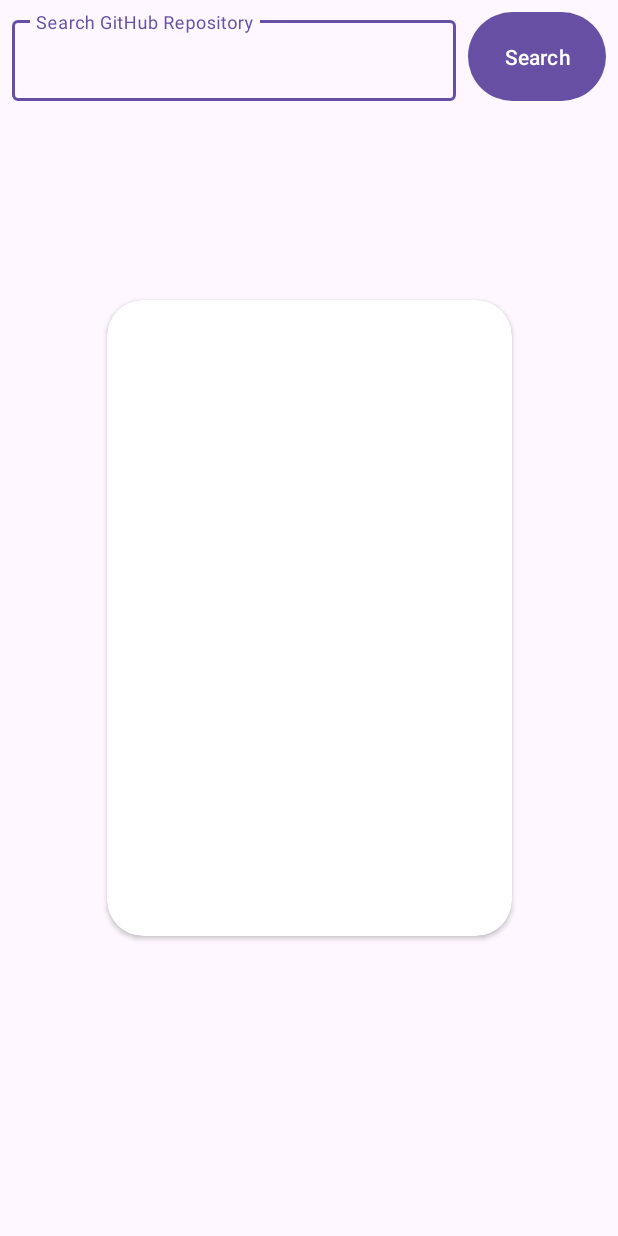
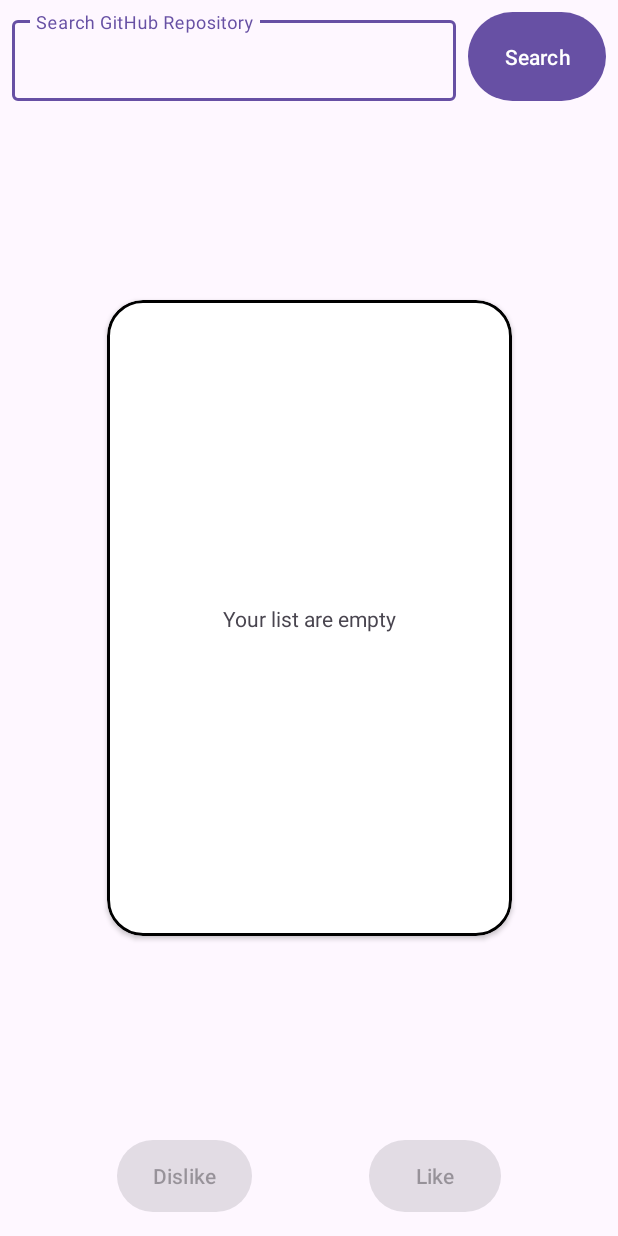
Before and after one commit to adtarassov/Ginder, an Android app: the screen it shows after launch (MainActivity), on a phone screen of 412 x 824 dp. Run offline under Robolectric (Android 15) with nearby library versions, the phone set to English and light mode, and no system bars; our stand-ins replace Dagger/Hilt's generated code.

Commit message:
add pagination

```diff
--- a/app/src/main/AndroidManifest.xml
+++ b/app/src/main/AndroidManifest.xml
@@ -18,7 +18,7 @@
     <activity
         android:name=".presentation.MainActivity"
         android:exported="true"
-        android:screenOrientation="fullSensor">
+        android:screenOrientation="portrait">
       <intent-filter>
         <action android:name="android.intent.action.MAIN" />
 
--- a/app/src/main/java/com/adtarassov/ginder/domain/Repository.kt
+++ b/app/src/main/java/com/adtarassov/ginder/domain/Repository.kt
@@ -2,9 +2,10 @@ package com.adtarassov.ginder.domain
 
 import com.adtarassov.ginder.data.RepositoryResponseModel
 import com.adtarassov.ginder.data.ResponseState
+import com.adtarassov.ginder.data.SearchResponseModel
 
 interface Repository {
 
-  suspend fun searchRepositories(query: String, page: Int): ResponseState<List<RepositoryResponseModel>>
+  suspend fun searchRepositories(query: String, page: Int): ResponseState<SearchResponseModel>
 
 }
--- a/app/src/main/java/com/adtarassov/ginder/domain/SearchRepositoryUseCase.kt
+++ b/app/src/main/java/com/adtarassov/ginder/domain/SearchRepositoryUseCase.kt
@@ -2,13 +2,14 @@ package com.adtarassov.ginder.domain
 
 import com.adtarassov.ginder.data.RepositoryResponseModel
 import com.adtarassov.ginder.data.ResponseState
+import com.adtarassov.ginder.data.SearchResponseModel
 import javax.inject.Inject
 
 class SearchRepositoryUseCase @Inject constructor(
   private val repository: Repository,
 ) {
 
-  suspend fun execute(query: String, page: Int): ResponseState<List<RepositoryResponseModel>> {
+  suspend fun execute(query: String, page: Int): ResponseState<SearchResponseModel> {
     return repository.searchRepositories(query, page)
   }
 }
--- a/app/src/main/java/com/adtarassov/ginder/presentation/CardUiModel.kt
+++ b/app/src/main/java/com/adtarassov/ginder/presentation/CardUiModel.kt
@@ -1,5 +1,11 @@
 package com.adtarassov.ginder.presentation
 
-data class CardUiModel(
-  val text: String
-)
+sealed interface CardUiModelState {
+  data class Empty(val text: String) : CardUiModelState
+
+  data class Success(val id: String) : CardUiModelState
+
+  object Loading : CardUiModelState
+
+  data class Error(val text: String) : CardUiModelState
+}
--- a/app/src/main/java/com/adtarassov/ginder/presentation/CardView.kt
+++ b/app/src/main/java/com/adtarassov/ginder/presentation/CardView.kt
@@ -3,7 +3,12 @@ package com.adtarassov.ginder.presentation
 import android.content.Context
 import android.util.AttributeSet
 import android.view.LayoutInflater
+import androidx.core.view.isVisible
 import com.adtarassov.ginder.databinding.RepositoryCardViewBinding
+import com.adtarassov.ginder.presentation.CardUiModelState.Empty
+import com.adtarassov.ginder.presentation.CardUiModelState.Error
+import com.adtarassov.ginder.presentation.CardUiModelState.Loading
+import com.adtarassov.ginder.presentation.CardUiModelState.Success
 import com.google.android.material.card.MaterialCardView
 
 class CardView @JvmOverloads constructor(
@@ -14,8 +19,32 @@ class CardView @JvmOverloads constructor(
 
   private val binding = RepositoryCardViewBinding.inflate(LayoutInflater.from(context), this)
 
-  fun setState(model: CardUiModel) {
-    binding.text.text = model.text
+  fun setState(model: CardUiModelState, onRefresh: () -> Unit) {
+    binding.progressBar.isVisible = model is Loading
+    binding.refreshButton.setOnClickListener {
+      onRefresh.invoke()
+    }
+    when (model) {
+      is Empty -> {
+        binding.informationText.text = model.text
+        binding.refreshButton.isVisible = false
+      }
+
+      is Error -> {
+        binding.refreshButton.isVisible = true
+        binding.informationText.text = model.text
+      }
+
+      Loading -> {
+        binding.informationText.text = ""
+        binding.refreshButton.isVisible = false
+      }
+
+      is Success -> {
+        binding.informationText.text = model.id
+        binding.refreshButton.isVisible = false
+      }
+    }
   }
 
 }
--- a/app/src/main/java/com/adtarassov/ginder/presentation/MainActivity.kt
+++ b/app/src/main/java/com/adtarassov/ginder/presentation/MainActivity.kt
@@ -1,20 +1,19 @@
 package com.adtarassov.ginder.presentation
 
-import android.opengl.Visibility
 import android.os.Bundle
-import android.view.View.GONE
-import android.view.View.INVISIBLE
-import android.view.View.VISIBLE
 import android.view.inputmethod.InputMethodManager
 import androidx.activity.viewModels
 import androidx.appcompat.app.AppCompatActivity
 import androidx.constraintlayout.motion.widget.MotionLayout
 import androidx.constraintlayout.motion.widget.TransitionAdapter
-import androidx.core.view.isVisible
 import androidx.core.widget.addTextChangedListener
 import androidx.lifecycle.lifecycleScope
 import com.adtarassov.ginder.R
 import com.adtarassov.ginder.databinding.ActivityMainBinding
+import com.adtarassov.ginder.presentation.CardUiModelState.Empty
+import com.adtarassov.ginder.presentation.CardUiModelState.Error
+import com.adtarassov.ginder.presentation.CardUiModelState.Loading
+import com.adtarassov.ginder.presentation.MainEvent.OnRefreshClick
 import com.adtarassov.ginder.presentation.MainEvent.OnSearchClick
 import com.adtarassov.ginder.presentation.MainEvent.OnSearchTextChange
 import com.adtarassov.ginder.presentation.MainEvent.OnSwipeLeft
@@ -40,6 +39,12 @@ class MainActivity : AppCompatActivity() {
     setContentView(binding.root)
     setupSearchView()
     binding.searchButton.setOnClickListener { sendOnSearchEvent() }
+    binding.likeButton.setOnClickListener {
+      binding.root.transitionToState(R.id.like)
+    }
+    binding.dislikeButton.setOnClickListener {
+      binding.root.transitionToState(R.id.dislike)
+    }
     binding.root.setTransitionListener(motionTransitionAdapter)
     lifecycleScope.launch {
       viewModel.viewStateFlow.collectLatest(::bindState)
@@ -75,13 +80,14 @@ class MainActivity : AppCompatActivity() {
     viewModel.obtainEvent(OnSearchClick)
   }
 
+  private fun onRefreshClick() {
+    viewModel.obtainEvent(OnRefreshClick)
+  }
+
   private fun bindState(state: MainState) {
-    changeTransitionAvailable(state.isLoading || state.cardTop == null || state.cardBottom == null)
-    state.cardTop?.let { binding.cardOne.setState(it) }
-    state.cardBottom?.let { binding.cardTwo.setState(it) }
-    binding.progressBar.visibility = if (state.isLoading) VISIBLE else INVISIBLE
-    binding.root.progress = 0f
-    binding.root.setTransition(R.id.startToLeft)
+    changeTransitionAvailable(disable = state.cardTop is Empty || state.cardTop is Loading || state.cardTop is Error)
+    binding.cardOne.setState(state.cardTop, ::onRefreshClick)
+    binding.cardTwo.setState(state.cardBottom, ::onRefreshClick)
   }
 
   private fun hideKeyboard() {
@@ -93,6 +99,8 @@ class MainActivity : AppCompatActivity() {
   private fun changeTransitionAvailable(disable: Boolean) {
     binding.root.enableTransition(R.id.startToRight, !disable)
     binding.root.enableTransition(R.id.startToLeft, !disable)
+    binding.dislikeButton.isEnabled = !disable
+    binding.likeButton.isEnabled = !disable
   }
 
   private inner class MotionTransitionAdapter : TransitionAdapter() {
@@ -100,10 +108,14 @@ class MainActivity : AppCompatActivity() {
       when (currentId) {
         R.id.offScreenUnlike -> {
           viewModel.obtainEvent(OnSwipeLeft)
+          binding.root.progress = 0f
+          binding.root.setTransition(R.id.startToRight)
         }
 
         R.id.offScreenLike -> {
           viewModel.obtainEvent(OnSwipeRight)
+          binding.root.progress = 0f
+          binding.root.setTransition(R.id.startToLeft)
         }
       }
     }
--- a/app/src/main/java/com/adtarassov/ginder/presentation/MainEvent.kt
+++ b/app/src/main/java/com/adtarassov/ginder/presentation/MainEvent.kt
@@ -2,6 +2,8 @@ package com.adtarassov.ginder.presentation
 
 sealed interface MainEvent {
   class OnSearchTextChange(val text: String) : MainEvent
+
+  object OnRefreshClick : MainEvent
 
   object OnSwipeRight : MainEvent
 
--- a/app/src/main/java/com/adtarassov/ginder/presentation/MainState.kt
+++ b/app/src/main/java/com/adtarassov/ginder/presentation/MainState.kt
@@ -3,20 +3,6 @@ package com.adtarassov.ginder.presentation
 data class MainState(
   val inputText: String,
   val currentPage: Int,
-  val isLoading: Boolean,
-  val errorText: String?,
-  val cardTop: CardUiModel? = null,
-  val cardBottom: CardUiModel? = null,
-) {
-
-  companion object {
-    val EMPTY = MainState(
-      inputText = "",
-      currentPage = 1,
-      isLoading = false,
-      errorText = null,
-      cardTop = null,
-      cardBottom = null,
-    )
-  }
-}
+  val cardTop: CardUiModelState,
+  val cardBottom: CardUiModelState
+)
--- a/app/src/main/res/layout/activity_main.xml
+++ b/app/src/main/res/layout/activity_main.xml
@@ -58,6 +58,8 @@
       app:layout_constraintEnd_toEndOf="parent"
       app:layout_constraintStart_toStartOf="parent"
       app:layout_constraintTop_toTopOf="parent"
+      app:strokeColor="@color/black"
+      app:strokeWidth="2dp"
       />
 
   <com.adtarassov.ginder.presentation.CardView
@@ -69,18 +71,35 @@
       app:layout_constraintEnd_toEndOf="parent"
       app:layout_constraintStart_toStartOf="parent"
       app:layout_constraintTop_toTopOf="parent"
+      app:strokeColor="@color/black"
+      app:strokeWidth="2dp"
       />
 
-  <ProgressBar
-      android:id="@+id/progress_bar"
-      android:layout_width="42dp"
-      android:layout_height="42dp"
-      android:elevation="2dp"
-      android:visibility="gone"
+  <Button
+      android:id="@+id/dislike_button"
+      android:layout_width="wrap_content"
+      android:layout_height="wrap_content"
+      android:layout_marginBottom="16dp"
+      android:background="@drawable/ripple_effect"
+      android:text="@string/dislike"
+      android:textAlignment="center"
+      android:textSize="14sp"
       app:layout_constraintBottom_toBottomOf="parent"
+      app:layout_constraintEnd_toStartOf="@id/like_button"
+      app:layout_constraintStart_toStartOf="parent"
+      />
+
+  <Button
+      android:id="@+id/like_button"
+      android:layout_width="wrap_content"
+      android:layout_height="wrap_content"
+      android:background="@drawable/ripple_effect"
+      android:text="@string/like"
+      android:textAlignment="center"
+      android:textSize="14sp"
+      app:layout_constraintBottom_toBottomOf="@id/dislike_button"
       app:layout_constraintEnd_toEndOf="parent"
-      app:layout_constraintStart_toStartOf="parent"
-      app:layout_constraintTop_toTopOf="parent"
+      app:layout_constraintStart_toEndOf="@id/dislike_button"
       />
 
 </androidx.constraintlayout.motion.widget.MotionLayout>
--- a/app/src/main/res/layout/repository_card_view.xml
+++ b/app/src/main/res/layout/repository_card_view.xml
@@ -3,7 +3,7 @@
     xmlns:android="http://schemas.android.com/apk/res/android"
     xmlns:app="http://schemas.android.com/apk/res-auto"
     xmlns:tools="http://schemas.android.com/tools"
-    tools:parentTag="androidx.constraintlayout.motion.widget.MotionLayout"
+    tools:parentTag="com.google.android.material.card.MaterialCardView"
     >
 
   <androidx.constraintlayout.widget.ConstraintLayout
@@ -12,9 +12,36 @@
       >
 
     <TextView
-        android:id="@+id/text"
+        android:id="@+id/information_text"
         android:layout_width="wrap_content"
         android:layout_height="wrap_content"
+        app:layout_constraintBottom_toTopOf="@id/refresh_button"
+        app:layout_constraintEnd_toEndOf="parent"
+        app:layout_constraintStart_toStartOf="parent"
+        app:layout_constraintTop_toTopOf="parent"
+        />
+
+    <Button
+        android:id="@+id/refresh_button"
+        android:layout_width="wrap_content"
+        android:layout_height="wrap_content"
+        android:background="@drawable/ripple_effect"
+        android:text="@string/refresh"
+        android:textAlignment="center"
+        android:textSize="14sp"
+        android:visibility="gone"
+        app:layout_constraintBottom_toBottomOf="parent"
+        app:layout_constraintEnd_toEndOf="parent"
+        app:layout_constraintStart_toStartOf="parent"
+        app:layout_constraintTop_toBottomOf="@id/information_text"
+        />
+
+    <ProgressBar
+        android:id="@+id/progress_bar"
+        android:layout_width="42dp"
+        android:layout_height="42dp"
+        android:elevation="2dp"
+        android:visibility="gone"
         app:layout_constraintBottom_toBottomOf="parent"
         app:layout_constraintEnd_toEndOf="parent"
         app:layout_constraintStart_toStartOf="parent"
--- a/app/src/main/res/values/strings.xml
+++ b/app/src/main/res/values/strings.xml
@@ -2,4 +2,7 @@
  <string name="app_name">Ginder</string> <!-- Git + Tinder = Ginder -->
   <string name="search_github_repo">Search GitHub Repository</string>
  <string name="search">Search</string>
+  <string name="like">Like</string>
+ <string name="dislike">Dislike</string>
+  <string name="refresh">Refresh</string>
 </resources>
--- a/app/src/main/res/xml/motion_scene.xml
+++ b/app/src/main/res/xml/motion_scene.xml
@@ -4,7 +4,7 @@
 
   <Transition
       android:id="@+id/startToLeft"
-      app:constraintSetEnd="@+id/unlike"
+      app:constraintSetEnd="@+id/dislike"
       app:constraintSetStart="@+id/start">
 
     <OnSwipe
@@ -27,7 +27,7 @@
   <Transition
       app:autoTransition="animateToEnd"
       app:constraintSetEnd="@+id/offScreenUnlike"
-      app:constraintSetStart="@+id/unlike"
+      app:constraintSetStart="@+id/dislike"
       app:duration="100" />
 
   <Transition
@@ -111,7 +111,7 @@
 
   </ConstraintSet>
 
-  <ConstraintSet android:id="@+id/unlike">
+  <ConstraintSet android:id="@+id/dislike">
     <Constraint
         android:id="@id/cardOne"
         android:layout_width="0dp"
@@ -134,7 +134,7 @@
 
   <ConstraintSet
       android:id="@+id/offScreenUnlike"
-      app:deriveConstraintsFrom="@id/unlike">
+      app:deriveConstraintsFrom="@id/dislike">
 
     <Constraint android:id="@id/cardOne">
       <Layout
```
Also changed, not shown: app/src/main/java/com/adtarassov/ginder/data/RepositoryImpl.kt (+7 -3 lines), app/src/main/java/com/adtarassov/ginder/presentation/MainViewModel.kt (+125 -66 lines).
